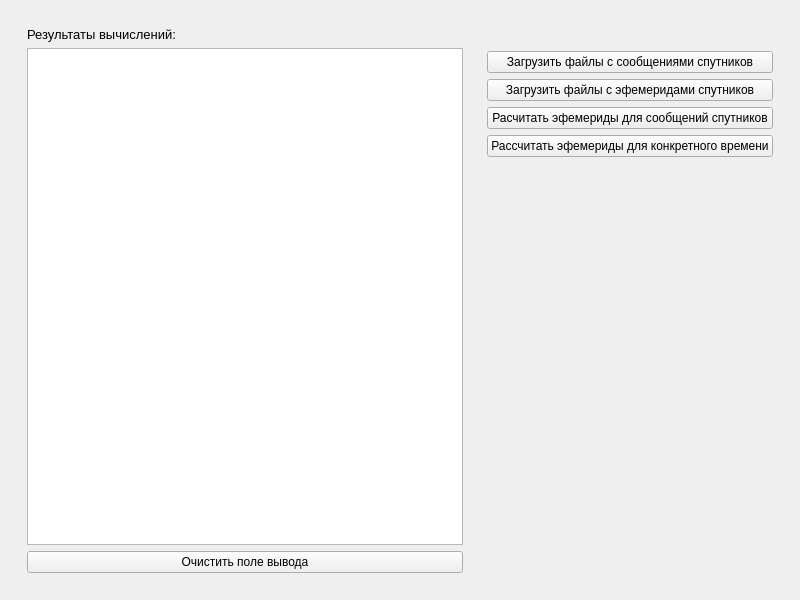
This is Lab_1/IRTS_1/main_window.ui in StrangeIlia/IntelligentRealTimeSystem as Qt 5 draws it before an edit. The edited form follows.
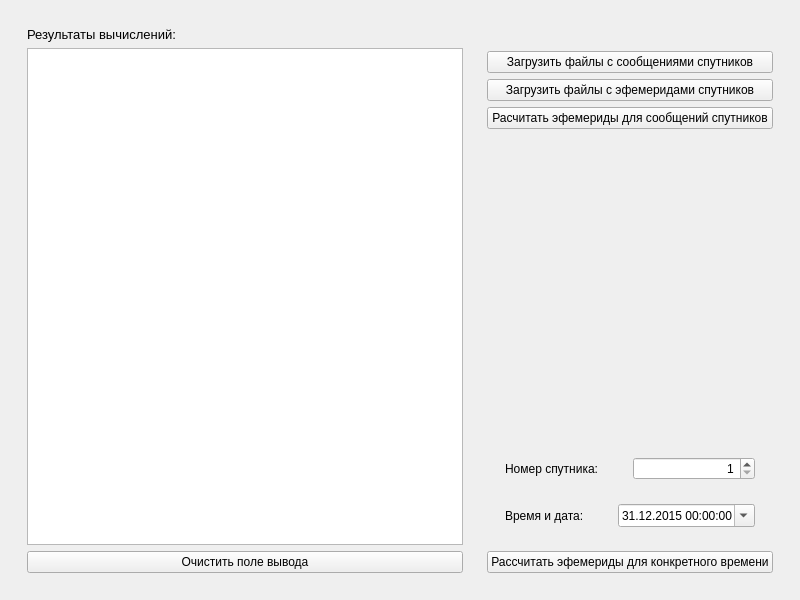
This is the edited form.

Commit message: Добавил вычисление координат для конкретной даты, времени и номера спутника

Diff of the .ui file:
```diff
--- a/Lab_1/IRTS_1/main_window.ui
+++ b/Lab_1/IRTS_1/main_window.ui
@@ -47,7 +47,7 @@
         </widget>
        </item>
        <item>
-        <widget class="QWidget" name="widget_2" native="true">
+        <widget class="QWidget" name="datetime" native="true">
          <layout class="QVBoxLayout" name="verticalLayout">
           <item>
            <spacer name="verticalSpacer_2">
@@ -86,13 +86,6 @@
             </property>
            </widget>
           </item>
-          <item>
-           <widget class="QPushButton" name="calcSelected">
-            <property name="text">
-             <string>Рассчитать эфемериды для конкретного времени</string>
-            </property>
-           </widget>
-          </item>
           <item>
            <spacer name="verticalSpacer">
             <property name="orientation">
@@ -106,6 +99,87 @@
             </property>
            </spacer>
           </item>
+          <item>
+           <widget class="QWidget" name="widget" native="true">
+            <layout class="QVBoxLayout" name="verticalLayout_4">
+             <item>
+              <widget class="QWidget" name="widget_2" native="true">
+               <layout class="QHBoxLayout" name="horizontalLayout">
+                <item>
+                 <widget class="QLabel" name="label_2">
+                  <property name="text">
+                   <string>Номер спутника:</string>
+                  </property>
+                 </widget>
+                </item>
+                <item>
+                 <widget class="QSpinBox" name="satelliteNumber">
+                  <property name="sizePolicy">
+                   <sizepolicy hsizetype="Minimum" vsizetype="Fixed">
+                    <horstretch>0</horstretch>
+                    <verstretch>0</verstretch>
+                   </sizepolicy>
+                  </property>
+                  <property name="alignment">
+                   <set>Qt::AlignRight|Qt::AlignTrailing|Qt::AlignVCenter</set>
+                  </property>
+                  <property name="minimum">
+                   <number>1</number>
+                  </property>
+                  <property name="maximum">
+                   <number>31</number>
+                  </property>
+                 </widget>
+                </item>
+               </layout>
+              </widget>
+             </item>
+             <item>
+              <widget class="QWidget" name="widget_5" native="true">
+               <layout class="QHBoxLayout" name="horizontalLayout_3">
+                <item>
+                 <widget class="QLabel" name="label_3">
+                  <property name="text">
+                   <string>Время и дата:</string>
+                  </property>
+                 </widget>
+                </item>
+                <item>
+                 <widget class="QDateTimeEdit" name="dateTimeEdit">
+                  <property name="alignment">
+                   <set>Qt::AlignRight|Qt::AlignTrailing|Qt::AlignVCenter</set>
+                  </property>
+                  <property name="date">
+                   <date>
+                    <year>2015</year>
+                    <month>12</month>
+                    <day>31</day>
+                   </date>
+                  </property>
+                  <property name="displayFormat">
+                   <string>dd.MM.yyyy HH:mm:ss</string>
+                  </property>
+                  <property name="calendarPopup">
+                   <bool>true</bool>
+                  </property>
+                  <property name="timeSpec">
+                   <enum>Qt::UTC</enum>
+                  </property>
+                 </widget>
+                </item>
+               </layout>
+              </widget>
+             </item>
+            </layout>
+           </widget>
+          </item>
+          <item>
+           <widget class="QPushButton" name="calcSelected">
+            <property name="text">
+             <string>Рассчитать эфемериды для конкретного времени</string>
+            </property>
+           </widget>
+          </item>
          </layout>
         </widget>
        </item>
```
Left out of the diff: 6 changed lines with no effect on the pictures. The commit also changes 3 other files.
